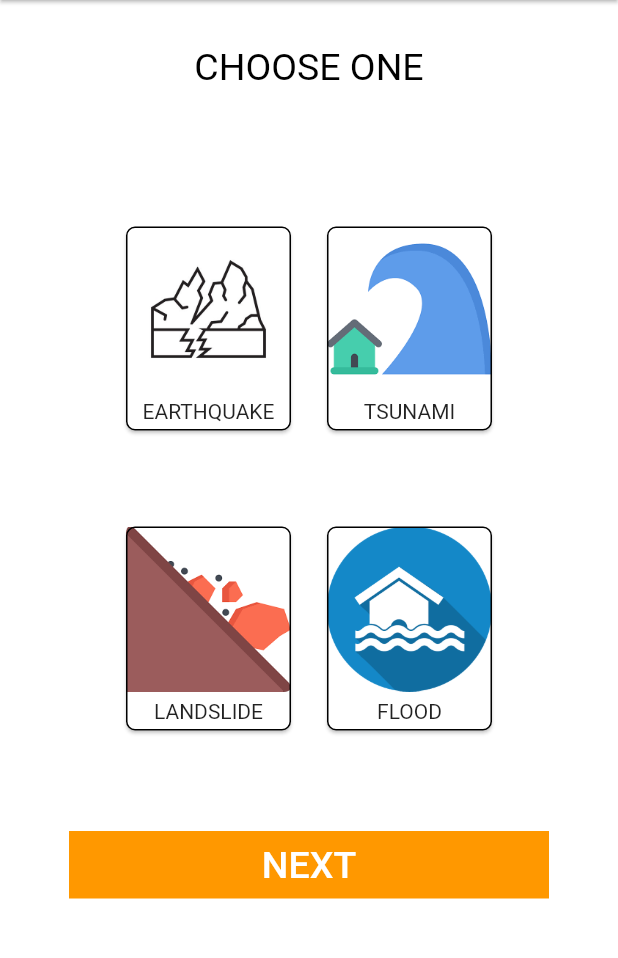
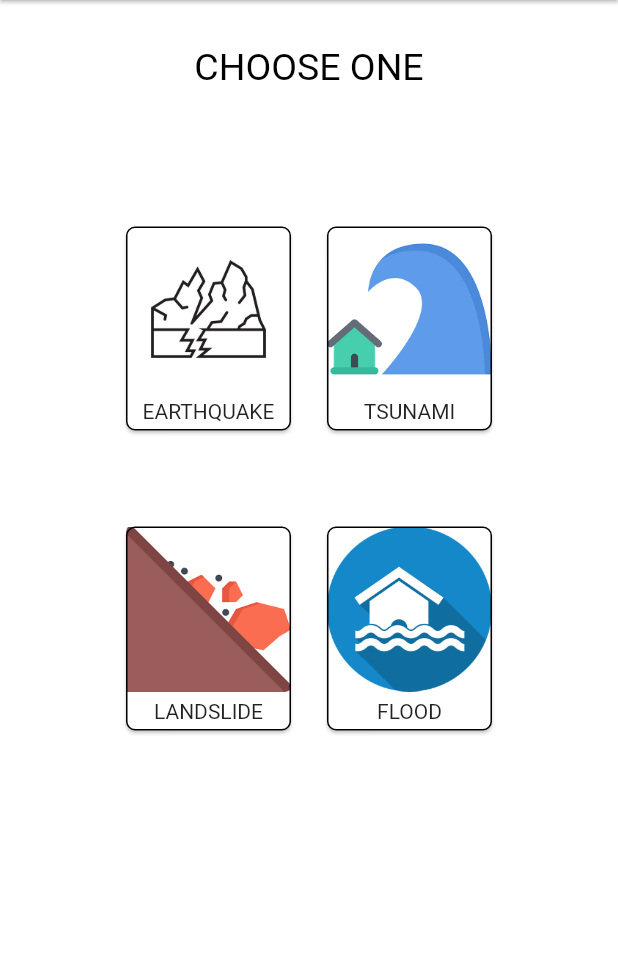
Before and after one commit to DSC-KIIT/Project-Rahat, a Flutter app: the SOSPage screen opened directly, on a phone screen of 412 x 824 dp, the part 84-1042 px from its top. Run offline on Flutter 3.47's test engine with Material 2 defaults, Android fonts, the phone set to English and light mode, and no system bars; our stand-ins replace auto_size_text, cloud_firestore, firebase_analytics, firebase_auth, font_awesome_flutter, geolocator and 1 more; accounts and stored records are empty; network calls fail.

Commit message:
sosPage.dart

```diff
--- a/lib/pages/SOS/sosPage.dart
+++ b/lib/pages/SOS/sosPage.dart
@@ -151,35 +151,6 @@ class _SOSPageState extends State<SOSPage> {
                 ),
               ),
             ),
-            Column(
-              mainAxisAlignment: MainAxisAlignment.center,
-              children: <Widget>[
-                Padding(
-                  padding: const EdgeInsets.all(35.0),
-                  child: GestureDetector(
-                    onTap: () {
-                      Navigator.push(context,
-                          MaterialPageRoute(builder: (context) => AccountPage()));
-                      {}
-                    },
-                    child: Container(
-                      color: Colors.orange,
-                      height: 45.0,
-                      width: 320.0,
-                      child: Center(
-                        child: Text(
-                          'NEXT',
-                          style: TextStyle(
-                              fontSize: 25.0,
-                              fontWeight: FontWeight.w500,
-                              color: Colors.white),
-                        ),
-                      ),
-                    ),
-                  ),
-                )
-              ],
-            ),
           ],
         ),
       ),
```
Also changed, not shown: lib/model/people.dart (deleted, +0 -53 lines).
